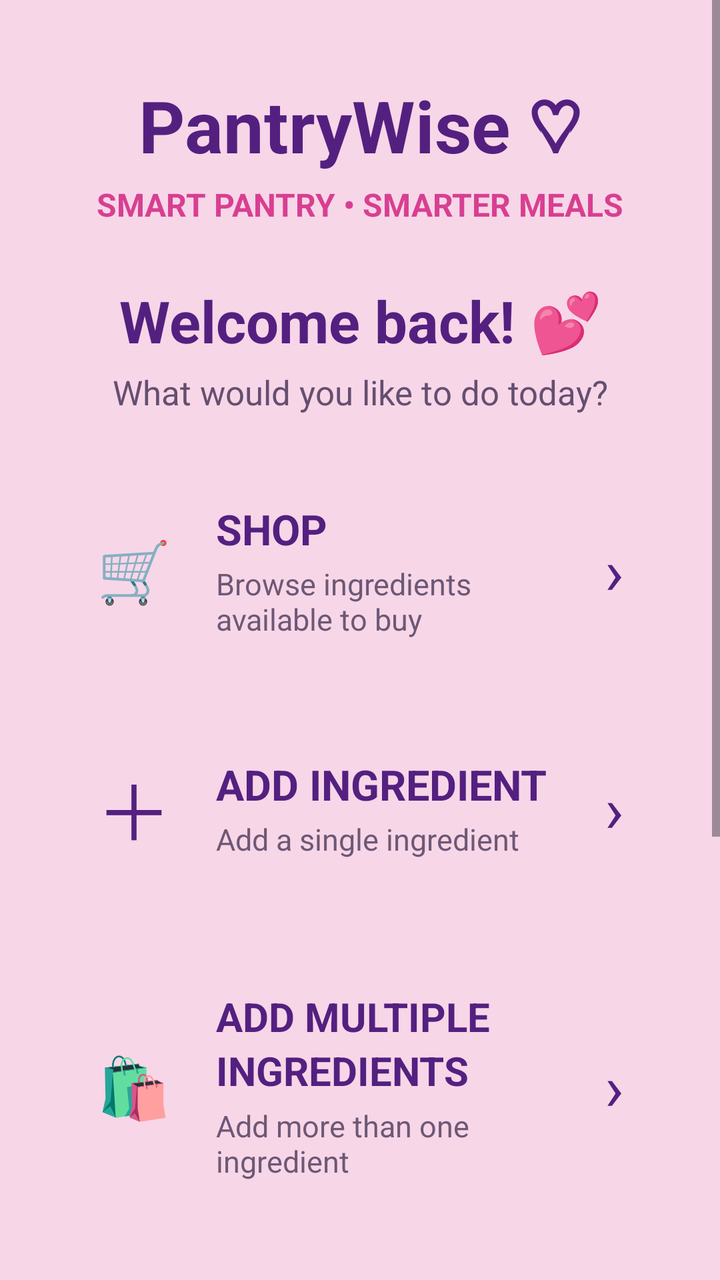
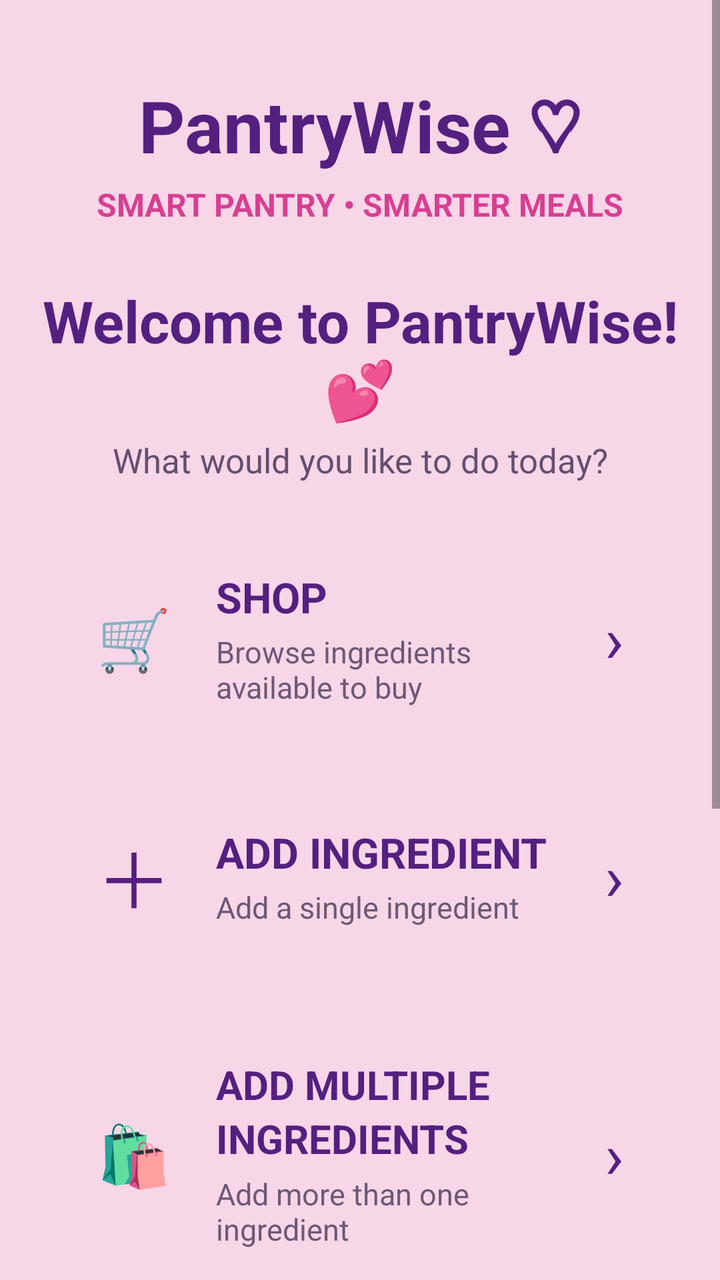

Before-and-after screenshots of an Android layout around one commit, followed by the original layout XML and the change that was made.
<!-- AndroidManifest.xml: application theme Theme.PantryWise -->
<!-- res/layout/activity_main.xml -->
<?xml version="1.0" encoding="utf-8"?>
<ScrollView xmlns:android="http://schemas.android.com/apk/res/android"
    android:layout_width="match_parent"
    android:layout_height="match_parent"
    android:fillViewport="true"
    android:background="#F7D6E8">

    <LinearLayout
        android:layout_width="match_parent"
        android:layout_height="wrap_content"
        android:orientation="vertical"
        android:padding="20dp"
        android:gravity="center_horizontal">

        <TextView
            android:layout_width="match_parent"
            android:layout_height="wrap_content"
            android:layout_marginTop="18dp"
            android:text="PantryWise ♡"
            android:textColor="#542080"
            android:textSize="36sp"
            android:textStyle="bold"
            android:gravity="center" />

        <TextView
            android:layout_width="match_parent"
            android:layout_height="wrap_content"
            android:layout_marginTop="4dp"
            android:text="SMART PANTRY • SMARTER MEALS"
            android:textColor="#D83F91"
            android:textSize="16sp"
            android:textStyle="bold"
            android:gravity="center" />

        <TextView
            android:layout_width="match_parent"
            android:layout_height="wrap_content"
            android:layout_marginTop="28dp"
            android:text="Welcome back! 💕"
            android:textColor="#542080"
            android:textSize="29sp"
            android:textStyle="bold"
            android:gravity="center" />

        <TextView
            android:layout_width="match_parent"
            android:layout_height="wrap_content"
            android:layout_marginTop="5dp"
            android:layout_marginBottom="25dp"
            android:text="What would you like to do today?"
            android:textColor="#654F70"
            android:textSize="17sp"
            android:gravity="center" />

        <LinearLayout
            android:id="@+id/cardShop"
            android:layout_width="match_parent"
            android:layout_height="105dp"
            android:layout_marginBottom="14dp"
            android:orientation="horizontal"
            android:gravity="center_vertical"
            android:padding="18dp"
            android:clickable="true"
            android:focusable="true"
            android:elevation="4dp">

            <TextView
                android:layout_width="58dp"
                android:layout_height="wrap_content"
                android:text="🛒"
                android:textSize="30sp"
                android:gravity="center" />

            <LinearLayout
                android:layout_width="0dp"
                android:layout_height="wrap_content"
                android:layout_weight="1"
                android:orientation="vertical"
                android:paddingStart="12dp">

                <TextView
                    android:layout_width="match_parent"
                    android:layout_height="wrap_content"
                    android:text="SHOP"
                    android:textColor="#542080"
                    android:textSize="21sp"
                    android:textStyle="bold" />

                <TextView
                    android:layout_width="match_parent"
                    android:layout_height="wrap_content"
                    android:text="Browse ingredients available to buy"
                    android:textColor="#6D5875"
                    android:textSize="15sp"
                    android:layout_marginTop="3dp" />

            </LinearLayout>

            <TextView
                android:layout_width="30dp"
                android:layout_height="wrap_content"
                android:text="›"
                android:textColor="#542080"
                android:textSize="32sp"
                android:gravity="center" />

        </LinearLayout>

        <LinearLayout
            android:id="@+id/cardAddIngredient"
            android:layout_width="match_parent"
            android:layout_height="105dp"
            android:layout_marginBottom="14dp"
            android:orientation="horizontal"
            android:gravity="center_vertical"
            android:padding="18dp"
            android:clickable="true"
            android:focusable="true"
            android:elevation="4dp">

            <TextView
                android:layout_width="58dp"
                android:layout_height="wrap_content"
                android:text="＋"
                android:textColor="#542080"
                android:textSize="38sp"
                android:gravity="center" />

            <LinearLayout
                android:layout_width="0dp"
                android:layout_height="wrap_content"
                android:layout_weight="1"
                android:orientation="vertical"
                android:paddingStart="12dp">

                <TextView
                    android:layout_width="match_parent"
                    android:layout_height="wrap_content"
                    android:text="ADD INGREDIENT"
                    android:textColor="#542080"
                    android:textSize="21sp"
                    android:textStyle="bold" />

                <TextView
                    android:layout_width="match_parent"
                    android:layout_height="wrap_content"
                    android:text="Add a single ingredient"
                    android:textColor="#6D5875"
                    android:textSize="15sp"
                    android:layout_marginTop="3dp" />

            </LinearLayout>

            <TextView
                android:layout_width="30dp"
                android:layout_height="wrap_content"
                android:text="›"
                android:textColor="#542080"
                android:textSize="32sp"
                android:gravity="center" />

        </LinearLayout>

        <LinearLayout
            android:id="@+id/cardMultiple"
            android:layout_width="match_parent"
            android:layout_height="145dp"
            android:layout_marginBottom="14dp"
            android:orientation="horizontal"
            android:gravity="center_vertical"
            android:padding="18dp"
            android:clickable="true"
            android:focusable="true"
            android:elevation="4dp">

            <TextView
                android:layout_width="58dp"
                android:layout_height="wrap_content"
                android:text="🛍️"
                android:textSize="30sp"
                android:gravity="center" />

            <LinearLayout
                android:layout_width="0dp"
                android:layout_height="wrap_content"
                android:layout_weight="1"
                android:orientation="vertical"
                android:paddingStart="12dp">

                <TextView
                    android:layout_width="match_parent"
                    android:layout_height="wrap_content"
                    android:text="ADD MULTIPLE"
                    android:textColor="#542080"
                    android:textSize="20sp"
                    android:textStyle="bold" />

                <TextView
                    android:layout_width="match_parent"
                    android:layout_height="wrap_content"
                    android:text="INGREDIENTS"
                    android:textColor="#542080"
                    android:textSize="20sp"
                    android:textStyle="bold" />

                <TextView
                    android:layout_width="match_parent"
                    android:layout_height="wrap_content"
                    android:text="Add more than one ingredient"
                    android:textColor="#6D5875"
                    android:textSize="15sp"
                    android:layout_marginTop="4dp" />

            </LinearLayout>

            <TextView
                android:layout_width="30dp"
                android:layout_height="wrap_content"
                android:text="›"
                android:textColor="#542080"
                android:textSize="32sp"
                android:gravity="center" />

        </LinearLayout>

        <LinearLayout
            android:id="@+id/cardRecipes"
            android:layout_width="match_parent"
            android:layout_height="145dp"
            android:layout_marginBottom="14dp"
            android:orientation="horizontal"
            android:gravity="center_vertical"
            android:padding="18dp"
            android:clickable="true"
            android:focusable="true"
            android:elevation="4dp">

            <TextView
                android:layout_width="58dp"
                android:layout_height="wrap_content"
                android:text="👩‍🍳"
                android:textSize="30sp"
                android:gravity="center" />

            <LinearLayout
                android:layout_width="0dp"
                android:layout_height="wrap_content"
                android:layout_weight="1"
                android:orientation="vertical"
                android:paddingStart="12dp">

                <TextView
                    android:layout_width="match_parent"
                    android:layout_height="wrap_content"
                    android:text="SUGGESTED RECIPES"
                    android:textColor="#542080"
                    android:textSize="20sp"
                    android:textStyle="bold" />

                <TextView
                    android:layout_width="match_parent"
                    android:layout_height="wrap_content"
                    android:text="Discover recipes you can make"
                    android:textColor="#6D5875"
                    android:textSize="15sp"
                    android:layout_marginTop="4dp" />

            </LinearLayout>

            <TextView
                android:layout_width="30dp"
                android:layout_height="wrap_content"
                android:text="›"
                android:textColor="#542080"
                android:textSize="32sp"
                android:gravity="center" />

        </LinearLayout>

        <LinearLayout
            android:id="@+id/cardSettings"
            android:layout_width="match_parent"
            android:layout_height="105dp"
            android:layout_marginBottom="24dp"
            android:orientation="horizontal"
            android:gravity="center_vertical"
            android:padding="18dp"
            android:clickable="true"
            android:focusable="true"
            android:elevation="4dp">

            <TextView
                android:layout_width="58dp"
                android:layout_height="wrap_content"
                android:text="⚙️"
                android:textSize="30sp"
                android:gravity="center" />

            <LinearLayout
                android:layout_width="0dp"
                android:layout_height="wrap_content"
                android:layout_weight="1"
                android:orientation="vertical"
                android:paddingStart="12dp">

                <TextView
                    android:layout_width="match_parent"
                    android:layout_height="wrap_content"
                    android:text="SETTINGS"
                    android:textColor="#542080"
                    android:textSize="21sp"
                    android:textStyle="bold" />

                <TextView
                    android:layout_width="match_parent"
                    android:layout_height="wrap_content"
                    android:text="Manage your preferences"
                    android:textColor="#6D5875"
                    android:textSize="15sp"
                    android:layout_marginTop="3dp" />

            </LinearLayout>

            <TextView
                android:layout_width="30dp"
                android:layout_height="wrap_content"
                android:text="›"
                android:textColor="#542080"
                android:textSize="32sp"
                android:gravity="center" />

        </LinearLayout>

        <TextView
            android:layout_width="match_parent"
            android:layout_height="wrap_content"
            android:text=" Smart ingredients, smarter meals. "
            android:textColor="#D83F91"
            android:textSize="16sp"
            android:textStyle="italic"
            android:gravity="center"
            android:layout_marginBottom="20dp" />

    </LinearLayout>

</ScrollView>
<!-- resources referenced by this layout -->
<resources>
  <style name="Theme.PantryWise" parent="Base.Theme.PantryWise" />
  <style name="Base.Theme.PantryWise" parent="Theme.Material3.DayNight.NoActionBar">
          
          
      </style>
</resources>

<!-- the commit's change to res/layout/activity_main.xml (unified diff, before → after) -->
@@ -36,7 +36,7 @@
             android:layout_width="match_parent"
             android:layout_height="wrap_content"
             android:layout_marginTop="28dp"
-            android:text="Welcome back! 💕"
+            android:text="Welcome to PantryWise! 💕"
             android:textColor="#542080"
             android:textSize="29sp"
             android:textStyle="bold"
